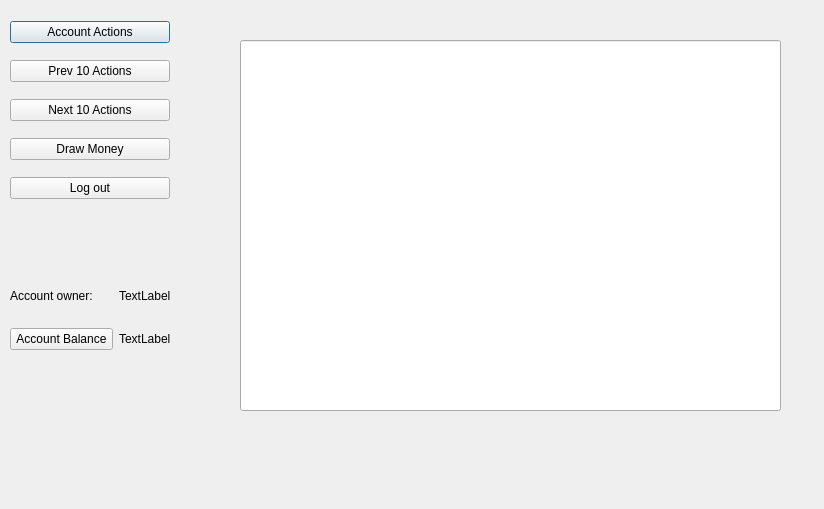
Qt form testiExe/bankmain.ui (bank-2022/group6) before a commit.
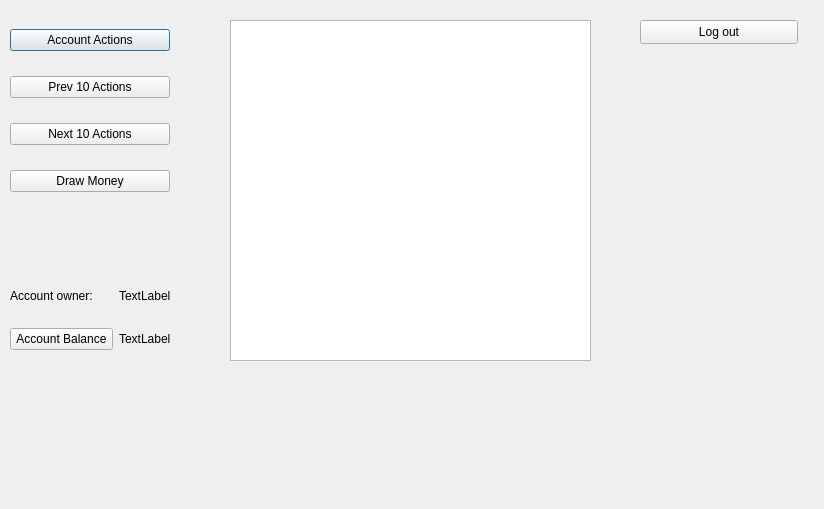
The same form after that commit.

The edit to the form file:
```diff
--- a/testiExe/bankmain.ui
+++ b/testiExe/bankmain.ui
@@ -51,25 +51,8 @@
       </property>
      </widget>
     </item>
-    <item>
-     <widget class="QPushButton" name="close">
-      <property name="text">
-       <string>Log out</string>
-      </property>
-     </widget>
-    </item>
    </layout>
   </widget>
-  <widget class="QLineEdit" name="lineEdit">
-   <property name="geometry">
-    <rect>
-     <x>240</x>
-     <y>40</y>
-     <width>541</width>
-     <height>371</height>
-    </rect>
-   </property>
-  </widget>
   <widget class="QWidget" name="gridLayoutWidget">
    <property name="geometry">
     <rect>
@@ -110,6 +93,29 @@
     </item>
    </layout>
   </widget>
+  <widget class="QTextEdit" name="textEdit">
+   <property name="geometry">
+    <rect>
+     <x>230</x>
+     <y>20</y>
+     <width>361</width>
+     <height>341</height>
+    </rect>
+   </property>
+  </widget>
+  <widget class="QPushButton" name="close">
+   <property name="geometry">
+    <rect>
+     <x>640</x>
+     <y>20</y>
+     <width>158</width>
+     <height>24</height>
+    </rect>
+   </property>
+   <property name="text">
+    <string>Log out</string>
+   </property>
+  </widget>
  </widget>
  <resources/>
  <connections/>
```
